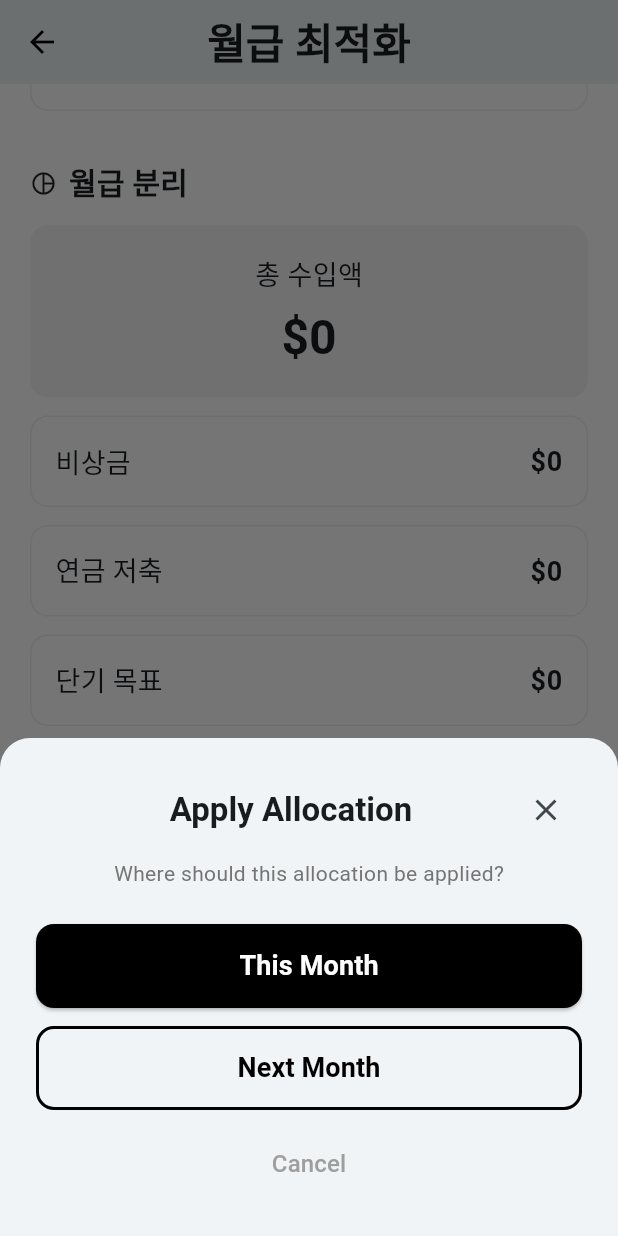
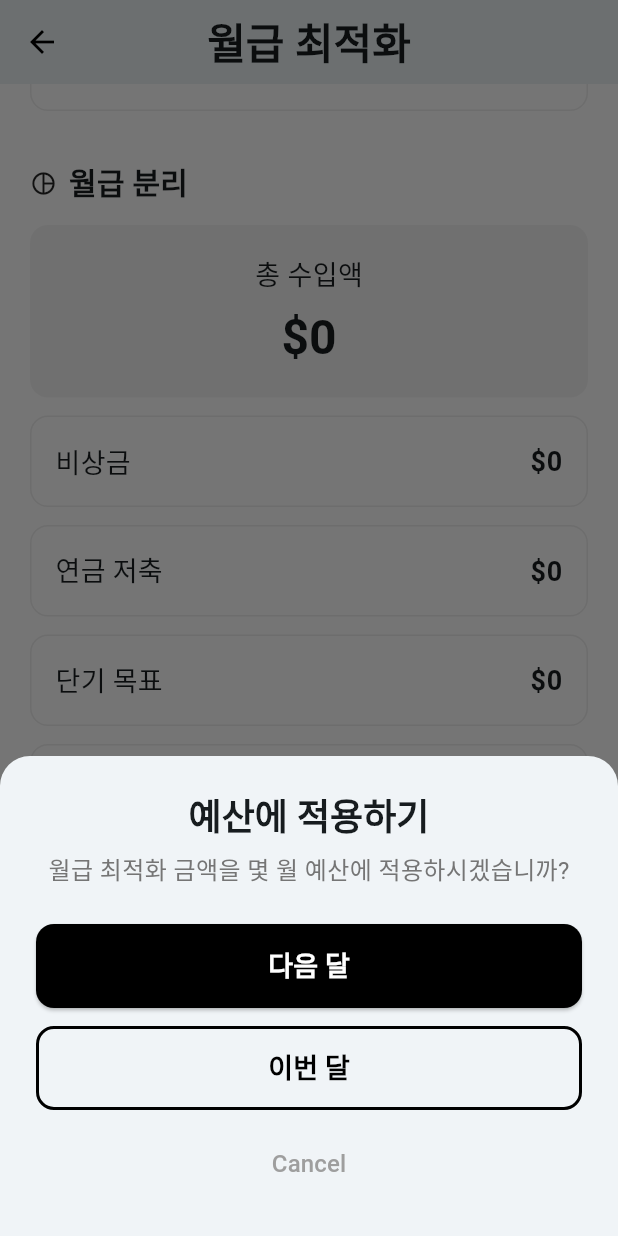
Before and after one commit to MiracleMoney/SYLSYM, a Flutter app: the SalaryResultScreen screen opened directly, scrolled down 220 dp, after a tap on "예산에 적용하기", on a phone screen of 412 x 824 dp. Run offline on Flutter 3.47's test engine with Material 3 defaults, Android fonts, the phone set to English and light mode, and no system bars; our stand-ins replace google_fonts, keyboard_actions; Roboto replaces fonts that are missing (Gmarket_sans).

Commit message:
월급 123 모두 한글화 및 최적화 완료

```diff
--- a/lib/features/salary/salary_result_screen.dart
+++ b/lib/features/salary/salary_result_screen.dart
@@ -175,31 +175,29 @@ class _SalaryResultScreenState extends State<SalaryResultScreen> {
           mainAxisSize: MainAxisSize.min,
           children: [
             Row(
-              mainAxisAlignment: MainAxisAlignment.spaceBetween,
+              mainAxisAlignment: MainAxisAlignment.center,
               children: [
-                const SizedBox(width: 24),
+                Gaps.v24,
                 Text(
-                  'Apply Allocation',
+                  '예산에 적용하기',
                   style: Theme.of(context).textTheme.titleLarge?.copyWith(
                     fontFamily: 'Gmarket_sans',
                     fontWeight: FontWeight.w700,
+                    fontSize: Sizes.size24,
                   ),
-                ),
-                IconButton(
-                  icon: const Icon(Icons.close),
-                  onPressed: () => Navigator.pop(context),
                 ),
               ],
             ),
-            const SizedBox(height: 8),
+            Gaps.v8,
             Text(
-              'Where should this allocation be applied?',
+              '월급 최적화 금액을 몇 월 예산에 적용하시겠습니까?',
               style: Theme.of(context).textTheme.bodyMedium?.copyWith(
                 fontFamily: 'Gmarket_sans',
                 color: Colors.grey.shade600,
+                fontSize: Sizes.size16,
               ),
             ),
-            const SizedBox(height: 24),
+            Gaps.v24,
             SizedBox(
               width: double.infinity,
               child: ElevatedButton(
@@ -213,10 +211,10 @@ class _SalaryResultScreenState extends State<SalaryResultScreen> {
                 ),
                 onPressed: () {
                   Navigator.pop(context);
-                  _applyToBudget('this');
+                  _applyToBudget('next');
                 },
                 child: const Text(
-                  'This Month',
+                  '다음 달',
                   style: TextStyle(
                     fontFamily: 'Gmarket_sans',
                     fontSize: 18,
@@ -225,7 +223,7 @@ class _SalaryResultScreenState extends State<SalaryResultScreen> {
                 ),
               ),
             ),
-            const SizedBox(height: 12),
+            Gaps.v12,
             SizedBox(
               width: double.infinity,
               child: OutlinedButton(
@@ -239,10 +237,10 @@ class _SalaryResultScreenState extends State<SalaryResultScreen> {
                 ),
                 onPressed: () {
                   Navigator.pop(context);
-                  _applyToBudget('next');
+                  _applyToBudget('this');
                 },
                 child: const Text(
-                  'Next Month',
+                  '이번 달',
                   style: TextStyle(
                     fontFamily: 'Gmarket_sans',
                     fontSize: 18,
@@ -251,7 +249,7 @@ class _SalaryResultScreenState extends State<SalaryResultScreen> {
                 ),
               ),
             ),
-            const SizedBox(height: 12),
+            Gaps.v12,
             TextButton(
               onPressed: () => Navigator.pop(context),
               child: const Text(
@@ -295,7 +293,7 @@ class _SalaryResultScreenState extends State<SalaryResultScreen> {
           mainAxisSize: MainAxisSize.min,
           children: [
             Row(
-              mainAxisAlignment: MainAxisAlignment.spaceBetween,
+              mainAxisAlignment: MainAxisAlignment.center,
               children: [
                 const SizedBox(width: 24),
                 Text(
@@ -304,10 +302,6 @@ class _SalaryResultScreenState extends State<SalaryResultScreen> {
                     fontFamily: 'Gmarket_sans',
                     fontWeight: FontWeight.w700,
                   ),
-                ),
-                IconButton(
-                  icon: const Icon(Icons.close),
-                  onPressed: () => Navigator.pop(context),
                 ),
               ],
             ),
@@ -694,6 +688,7 @@ class _SalaryResultScreenState extends State<SalaryResultScreen> {
                       style: TextStyle(
                         fontFamily: 'Gmarket_sans',
                         fontWeight: FontWeight.w700,
+                        fontSize: Sizes.size16 + Sizes.size2,
                       ),
                     ),
                   ),
@@ -716,6 +711,7 @@ class _SalaryResultScreenState extends State<SalaryResultScreen> {
                       style: TextStyle(
                         fontFamily: 'Gmarket_sans',
                         fontWeight: FontWeight.w700,
+                        fontSize: Sizes.size16 + Sizes.size2,
                       ),
                     ),
                   ),
--- a/lib/features/salary/salary_step1_screen.dart
+++ b/lib/features/salary/salary_step1_screen.dart
@@ -524,7 +524,7 @@ class _SalaryStep1ScreenState extends State<SalaryStep1Screen> {
                   ),
                 ),
                 if (_hasShortTermGoal) ...[
-                  Gaps.v12,
+                  Gaps.v16,
                   Container(
                     width: double.infinity,
                     padding: const EdgeInsets.all(18),
@@ -591,6 +591,7 @@ class _SalaryStep1ScreenState extends State<SalaryStep1Screen> {
                           controller: _shortTermGoalDurationController,
                           focusNode: _shortTermGoalDurationFocus,
                           nextFocus: _shortTermSavedFocus,
+                          suffixText: '개월',
                           keyboardType: TextInputType.number,
                         ),
                         Gaps.v16,
```
Also changed, not shown: lib/features/salary/salary_step2_screen.dart (+19 -24 lines).
